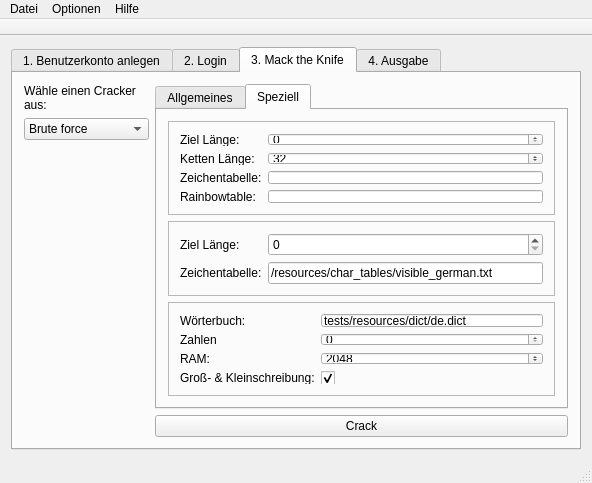
Before: the Qt Designer form mack_the_knfie_gui/mack_demo_gui/mainwindow.ui in Onkeliroh/Projekt-WS2012, drawn with Qt 5.
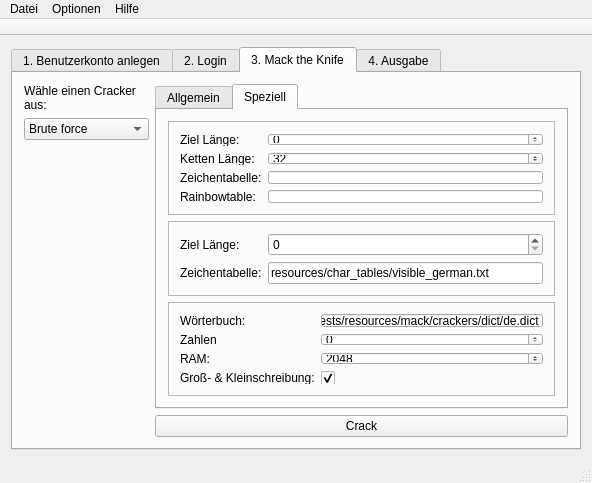
After: the same form once the commit is applied. The open tabs and pages were chosen to show the change. Icons and pictures are not drawn.

Patch:
```diff
--- a/mack_the_knfie_gui/mack_demo_gui/mainwindow.ui
+++ b/mack_the_knfie_gui/mack_demo_gui/mainwindow.ui
@@ -256,7 +256,7 @@
             </sizepolicy>
            </property>
            <attribute name="title">
-            <string>Allgemeines</string>
+            <string>Allgemein</string>
            </attribute>
            <layout class="QGridLayout" name="gridLayout_4">
             <item row="0" column="0">
@@ -387,7 +387,7 @@
                <item row="1" column="1">
                 <widget class="QLineEdit" name="brute_keytable_edit">
                  <property name="text">
-                  <string>/resources/char_tables/visible_german.txt</string>
+                  <string>resources/char_tables/visible_german.txt</string>
                  </property>
                 </widget>
                </item>
@@ -428,7 +428,7 @@
                <item row="0" column="1">
                 <widget class="QLineEdit" name="dict_dict_edit">
                  <property name="text">
-                  <string>tests/resources/dict/de.dict</string>
+                  <string>tests/resources/mack/crackers/dict/de.dict</string>
                  </property>
                 </widget>
                </item>
```
Left out of the diff: 9 changed lines with no effect on the pictures.
